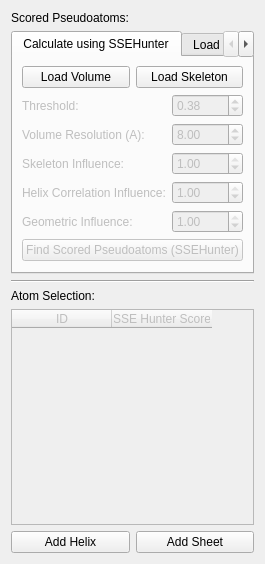
Above: Gorgon/src_ui/ui_dialog_volume_sse_builder.ui from GorgonCryoEM/Gorgon before the change. Below: the same form after it.
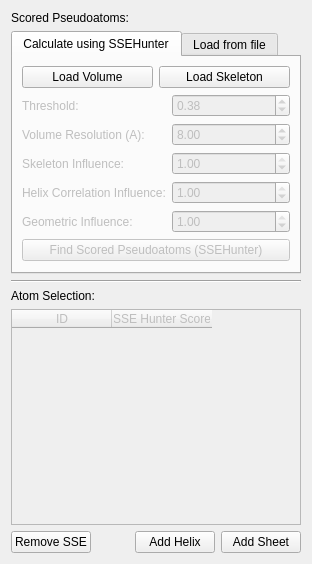
That is the form after the change.

Commit message: Adding in Remove button for SSEs

Patch:
```diff
--- a/Gorgon/src_ui/ui_dialog_volume_sse_builder.ui
+++ b/Gorgon/src_ui/ui_dialog_volume_sse_builder.ui
@@ -5,22 +5,22 @@
    <rect>
     <x>0</x>
     <y>0</y>
-    <width>242</width>
+    <width>284</width>
     <height>564</height>
    </rect>
   </property>
   <property name="windowTitle" >
    <string>SSE Builder</string>
   </property>
-  <layout class="QGridLayout" >
-   <item row="0" column="0" >
+  <layout class="QGridLayout" name="gridLayout" >
+   <item row="0" column="0" colspan="2" >
     <widget class="QLabel" name="labelAtomScore" >
      <property name="text" >
       <string>Scored Pseudoatoms:</string>
      </property>
     </widget>
    </item>
-   <item row="1" column="0" colspan="2" >
+   <item row="1" column="0" colspan="4" >
     <widget class="QTabWidget" name="tabWidgetScoredAtoms" >
      <property name="sizePolicy" >
       <sizepolicy vsizetype="Maximum" hsizetype="Expanding" >
@@ -237,21 +237,21 @@
      </widget>
     </widget>
    </item>
-   <item row="2" column="0" colspan="2" >
+   <item row="2" column="0" colspan="4" >
     <widget class="Line" name="line" >
      <property name="orientation" >
       <enum>Qt::Horizontal</enum>
      </property>
     </widget>
    </item>
-   <item row="3" column="0" >
+   <item row="3" column="0" colspan="2" >
     <widget class="QLabel" name="labelSelection" >
      <property name="text" >
       <string>Atom Selection:</string>
      </property>
     </widget>
    </item>
-   <item row="4" column="0" colspan="2" >
+   <item row="4" column="0" colspan="4" >
     <widget class="QTableWidget" name="tableWidgetSelection" >
      <property name="enabled" >
       <bool>false</bool>
@@ -272,13 +272,33 @@
     </widget>
    </item>
    <item row="5" column="0" >
+    <widget class="QPushButton" name="pushButtonRemoveSSE" >
+     <property name="text" >
+      <string>Remove SSE</string>
+     </property>
+    </widget>
+   </item>
+   <item row="5" column="1" >
+    <spacer name="horizontalSpacer" >
+     <property name="orientation" >
+      <enum>Qt::Horizontal</enum>
+     </property>
+     <property name="sizeHint" stdset="0" >
+      <size>
+       <width>20</width>
+       <height>20</height>
+      </size>
+     </property>
+    </spacer>
+   </item>
+   <item row="5" column="2" >
     <widget class="QPushButton" name="pushButtonSelectionToHelix" >
      <property name="text" >
       <string>Add Helix</string>
      </property>
     </widget>
    </item>
-   <item row="5" column="1" >
+   <item row="5" column="3" >
     <widget class="QPushButton" name="pushButtonSelectionToSheet" >
      <property name="text" >
       <string>Add Sheet</string>
```
Left out of the diff: 3 changed lines with no effect on the pictures. The commit also changes 1 other file.
